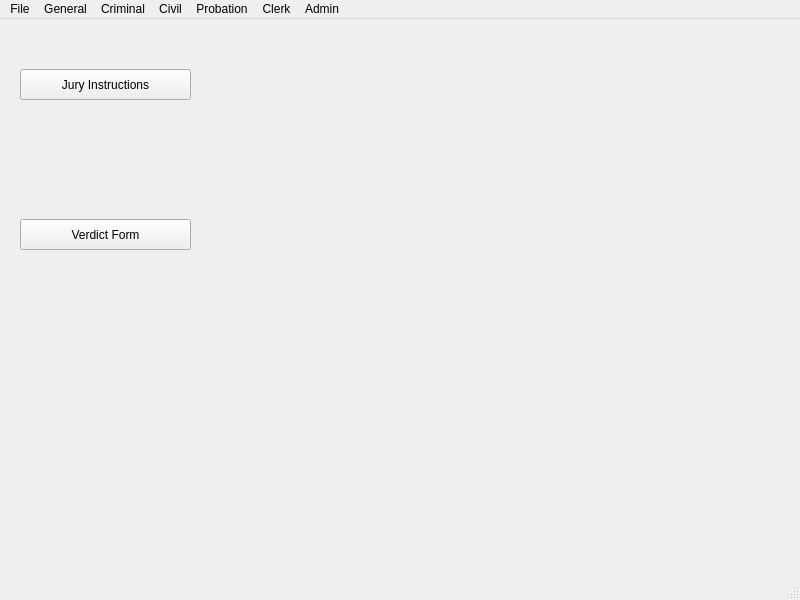
Before: the Qt Designer form ui/MainWindow.ui in HunterProgram22/MuniEntry, drawn with Qt 5.
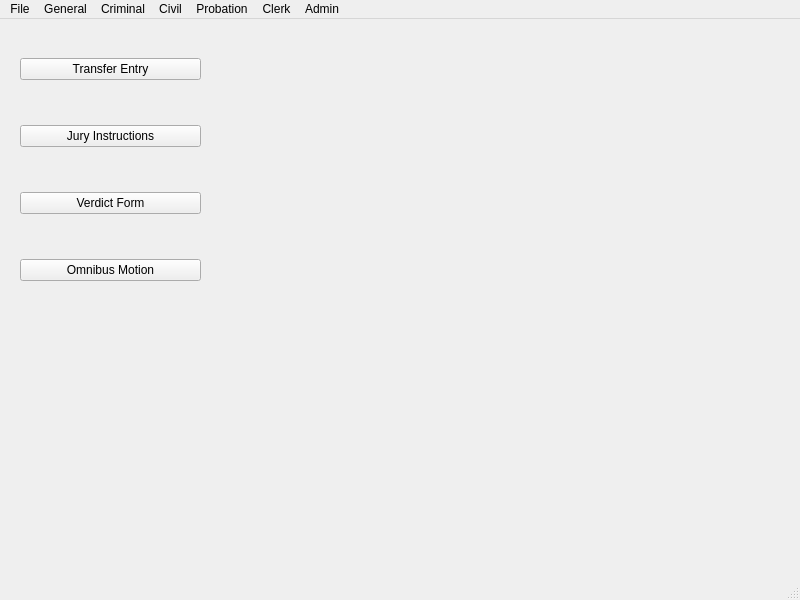
After: the same form once the commit is applied.

Commit message: Added new push buttons for additional dialogs.

What changed in the file:
```diff
--- a/ui/MainWindow.ui
+++ b/ui/MainWindow.ui
@@ -14,34 +14,85 @@
    <string>MuniEntry</string>
   </property>
   <widget class="QWidget" name="centralwidget">
-   <widget class="QPushButton" name="pushButton">
+   <widget class="QWidget" name="">
     <property name="geometry">
      <rect>
       <x>20</x>
-      <y>50</y>
-      <width>171</width>
-      <height>31</height>
+      <y>20</y>
+      <width>181</width>
+      <height>261</height>
      </rect>
     </property>
-    <property name="text">
-     <string>Jury Instructions</string>
-    </property>
+    <layout class="QGridLayout" name="gridLayout">
+     <item row="0" column="0">
+      <widget class="QPushButton" name="TransferEntry_pushButton">
+       <property name="text">
+        <string>Transfer Entry</string>
+       </property>
+      </widget>
+     </item>
+     <item row="6" column="0">
+      <widget class="QPushButton" name="pushButton">
+       <property name="text">
+        <string>Omnibus Motion</string>
+       </property>
+      </widget>
+     </item>
+     <item row="4" column="0">
+      <widget class="QPushButton" name="VerdictForm_pushButton">
+       <property name="text">
+        <string>Verdict Form</string>
+       </property>
+      </widget>
+     </item>
+     <item row="5" column="0">
+      <spacer name="horizontalSpacer_2">
+       <property name="orientation">
+        <enum>Qt::Horizontal</enum>
+       </property>
+       <property name="sizeHint" stdset="0">
+        <size>
+         <width>40</width>
+         <height>20</height>
+        </size>
+       </property>
+      </spacer>
+     </item>
+     <item row="2" column="0">
+      <widget class="QPushButton" name="JuryInstructions_pushButton">
+       <property name="text">
+        <string>Jury Instructions</string>
+       </property>
+      </widget>
+     </item>
+     <item row="3" column="0">
+      <spacer name="horizontalSpacer">
+       <property name="orientation">
+        <enum>Qt::Horizontal</enum>
+       </property>
+       <property name="sizeHint" stdset="0">
+        <size>
+         <width>40</width>
+         <height>20</height>
+        </size>
+       </property>
+      </spacer>
+     </item>
+     <item row="1" column="0">
+      <spacer name="horizontalSpacer_3">
+       <property name="orientation">
+        <enum>Qt::Horizontal</enum>
+       </property>
+       <property name="sizeHint" stdset="0">
+        <size>
+         <width>40</width>
+         <height>20</height>
+        </size>
+       </property>
+      </spacer>
+     </item>
+    </layout>
    </widget>
- <widget class="QWidget" name="centralwidget2">
-     <widget class="QPushButton" name="pushButton2">
-      <property name="geometry">
-       <rect>
-        <x>20</x>
-        <y>200</y>
-        <width>171</width>
-        <height>31</height>
-       </rect>
-      </property>
-      <property name="text">
-       <string>Verdict Form</string>
-      </property>
-     </widget>
-    </widget>
   </widget>
   <widget class="QMenuBar" name="menubar">
    <property name="geometry">
```
Left out of the diff: 65 changed lines with no effect on the pictures. The commit also changes 6 other files.
